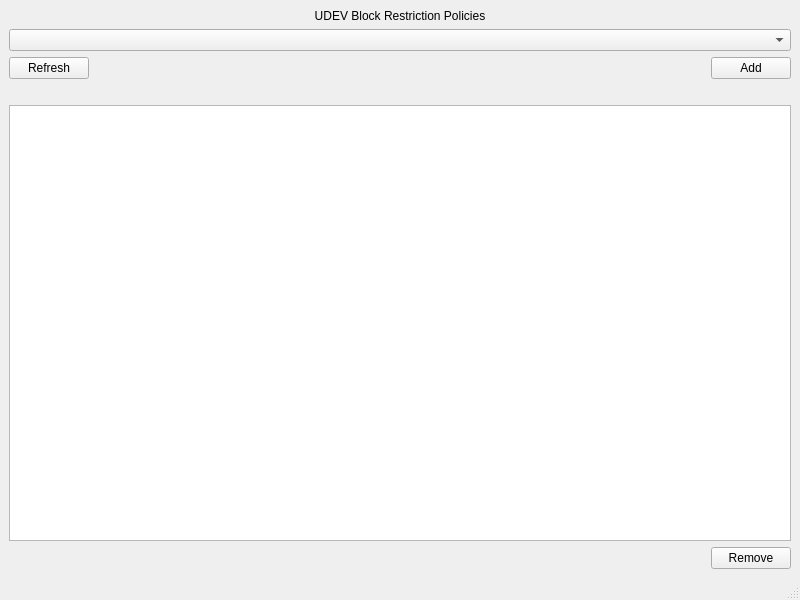
Old version of the form mainwindow.ui in the repository TwelfthFace/UBRP.
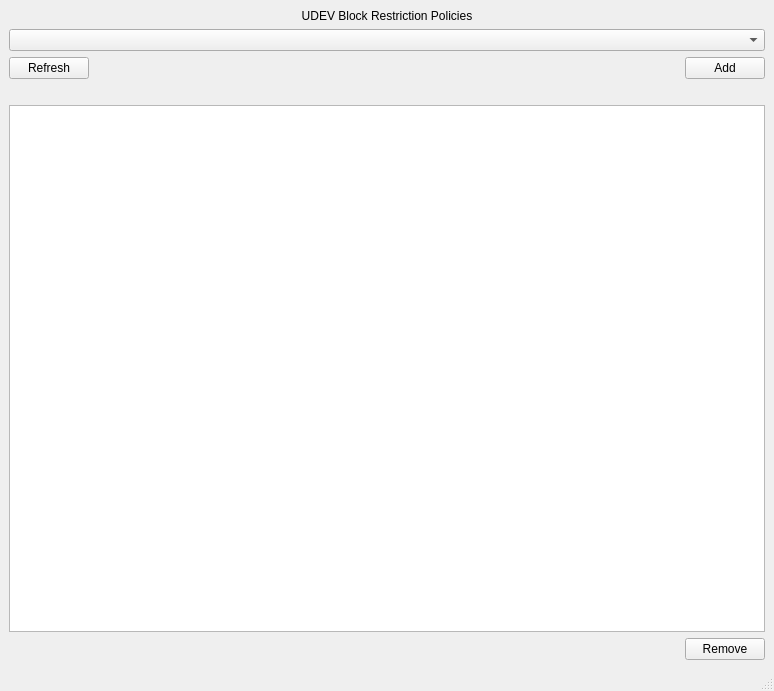
New version of the form.

Patch:
```diff
--- a/mainwindow.ui
+++ b/mainwindow.ui
@@ -2,18 +2,10 @@
 <ui version="4.0">
  <class>MainWindow</class>
  <widget class="QMainWindow" name="MainWindow">
-  <property name="geometry">
-   <rect>
-    <x>0</x>
-    <y>0</y>
-    <width>800</width>
-    <height>600</height>
-   </rect>
-  </property>
-  <property name="maximumSize">
+  <property name="minimumSize">
    <size>
-    <width>800</width>
-    <height>600</height>
+    <width>774</width>
+    <height>691</height>
    </size>
   </property>
   <property name="windowTitle">
```
Left out of the diff: 6 changed lines with no effect on the pictures.
